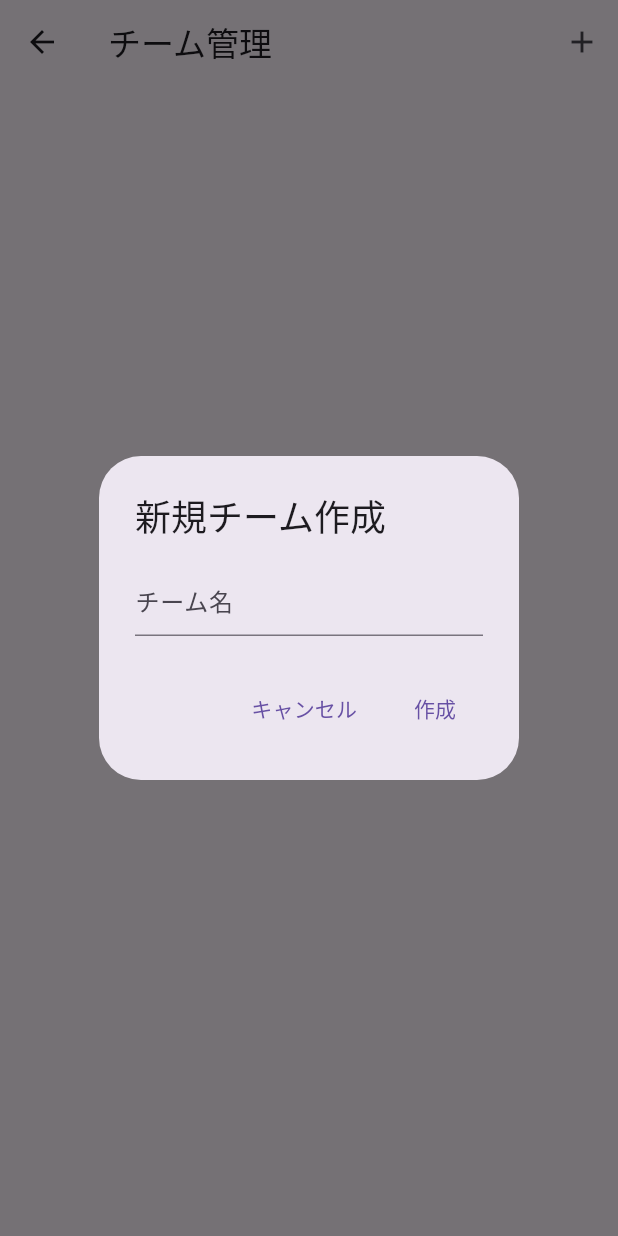
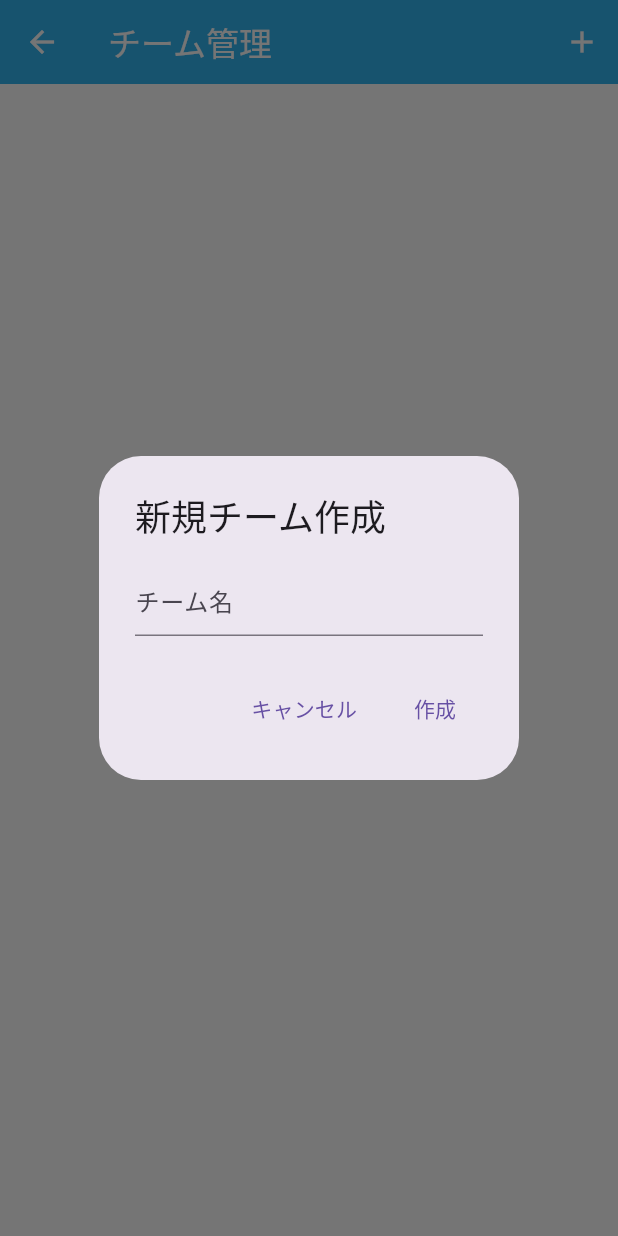
Before and after one commit to himachecker/himacheck, a Flutter app: the TeamManagementPage screen opened directly, after a tap on the "add" icon, on a phone screen of 412 x 824 dp. Run offline on Flutter 3.47's test engine with Material 3 defaults, Android fonts, the phone set to English and light mode, and no system bars; our stand-ins replace cloud_firestore, firebase_auth, firebase_core, timeago; accounts and stored records are empty; statements that could not run were skipped.

Commit message:
背景色白、バナー水色設定

```diff
--- a/lib/add_friend_page.dart
+++ b/lib/add_friend_page.dart
@@ -30,6 +30,8 @@ class _AddFriendPageState extends State<AddFriendPage> {
       backgroundColor: Colors.white,
       appBar: AppBar(
         title: Text('友達追加'),
+        backgroundColor: const Color.fromARGB(255, 51, 180, 240), // バナーの背景色を水色に設定
+        foregroundColor: Colors.white, // アイコンとテキストの色を白に設定
       ),
       body: Padding(
         padding: const EdgeInsets.all(16.0),
--- a/lib/add_friend_to_team_page.dart
+++ b/lib/add_friend_to_team_page.dart
@@ -19,8 +19,11 @@ class AddFriendToTeamPage extends StatelessWidget {
   @override
   Widget build(BuildContext context) {
     return Scaffold(
+      backgroundColor: Colors.white,
       appBar: AppBar(
         title: Text('友達を追加'),
+        backgroundColor: const Color.fromARGB(255, 51, 180, 240), // バナーの背景色を水色に設定
+        foregroundColor: Colors.white, // アイコンとテキストの色を白に設定
       ),
       body: StreamBuilder<List<String>>(
         stream: firestoreService.getFriendIds(userId), // 自分の友達リストを取得
--- a/lib/edit_status_page.dart
+++ b/lib/edit_status_page.dart
@@ -59,6 +59,8 @@ class _EditStatusPageState extends State<EditStatusPage> {
       backgroundColor: Colors.white,
       appBar: AppBar(
         title: Text('ステータスの編集'),
+        backgroundColor: const Color.fromARGB(255, 51, 180, 240), // バナーの背景色を水色に設定
+        foregroundColor: Colors.white, // アイコンとテキストの色を白に設定
       ),
       body: Padding(
         padding: const EdgeInsets.all(16.0),
--- a/lib/edit_team_page.dart
+++ b/lib/edit_team_page.dart
@@ -18,6 +18,8 @@ class EditTeamPage extends StatelessWidget {
       backgroundColor: Colors.white,
       appBar: AppBar(
         title: Text('チーム編集'),
+        backgroundColor: const Color.fromARGB(255, 51, 180, 240), // バナーの背景色を水色に設定
+        foregroundColor: Colors.white, // アイコンとテキストの色を白に設定
       ),
       body: Padding(
         padding: const EdgeInsets.all(16.0),
--- a/lib/main.dart
+++ b/lib/main.dart
@@ -58,6 +58,8 @@ class HomePage extends StatelessWidget {
       backgroundColor: Colors.white,
       appBar: AppBar(
         title: Text('ホーム'),
+        backgroundColor: const Color.fromARGB(255, 51, 180, 240), // バナーの背景色を水色に設定
+        foregroundColor: Colors.white, // アイコンとテキストの色を白に設定
         actions: <Widget>[
           IconButton(
             icon: Icon(Icons.close),
--- a/lib/team_detail_page.dart
+++ b/lib/team_detail_page.dart
@@ -23,8 +23,11 @@ class TeamDetailsPage extends StatelessWidget {
     }
 
     return Scaffold(
+      backgroundColor: Colors.white,
       appBar: AppBar(
         title: Text(team.name),
+        backgroundColor: const Color.fromARGB(255, 51, 180, 240), // バナーの背景色を水色に設定
+        foregroundColor: Colors.white, // アイコンとテキストの色を白に設定
       ),
       body: StreamBuilder<List<Friend>>(
         stream: firestoreService.getTeamMembers(user.uid, team.id),
--- a/lib/team_management_page.dart
+++ b/lib/team_management_page.dart
@@ -26,8 +26,11 @@ class _TeamManagementPageState extends State<TeamManagementPage> {
     }
 
     return Scaffold(
+      backgroundColor: Colors.white,
       appBar: AppBar(
         title: Text('チーム管理'),
+        backgroundColor: const Color.fromARGB(255, 51, 180, 240), // バナーの背景色を水色に設定
+        foregroundColor: Colors.white, // アイコンとテキストの色を白に設定
         actions: [
           IconButton(
             icon: Icon(Icons.add),
```
